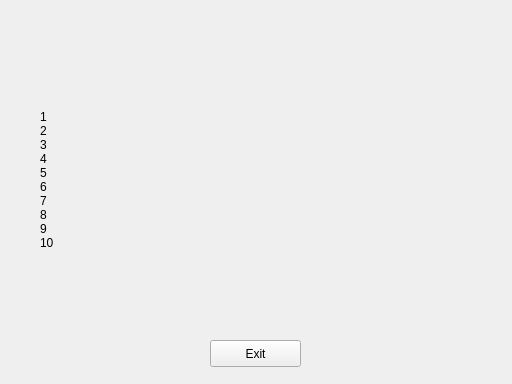
Old version of the form Dodge-it/Dodge-it/widgetscore.ui in the repository Fulde/dodge-it.
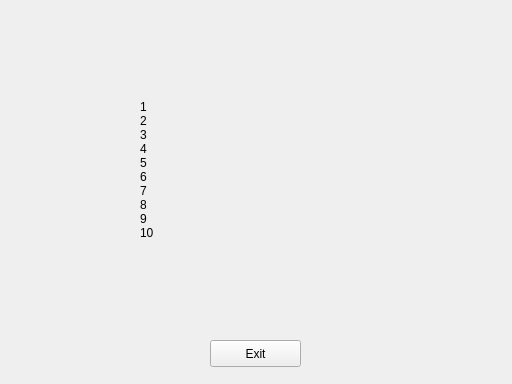
New version of the form. Icons and pictures are not drawn.

Patch:
```diff
--- a/Dodge-it/Dodge-it/widgetscore.ui
+++ b/Dodge-it/Dodge-it/widgetscore.ui
@@ -51,8 +51,8 @@
   <widget class="QLabel" name="lblScores">
    <property name="geometry">
     <rect>
-     <x>40</x>
-     <y>110</y>
+     <x>140</x>
+     <y>100</y>
      <width>431</width>
      <height>221</height>
     </rect>
```
